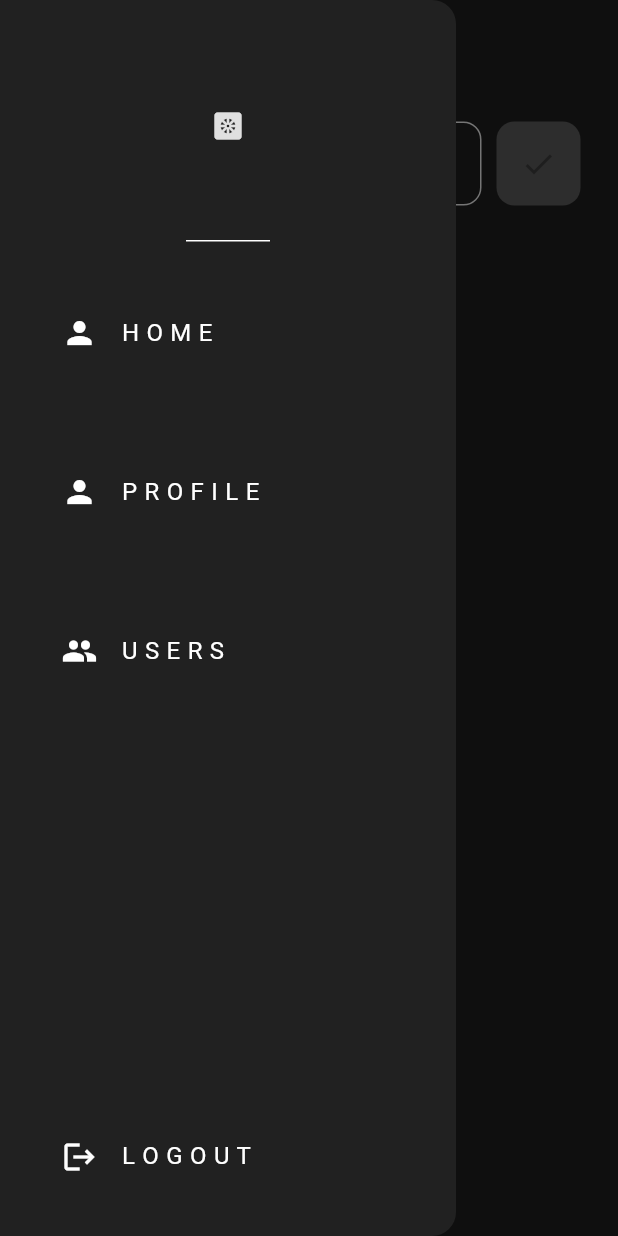
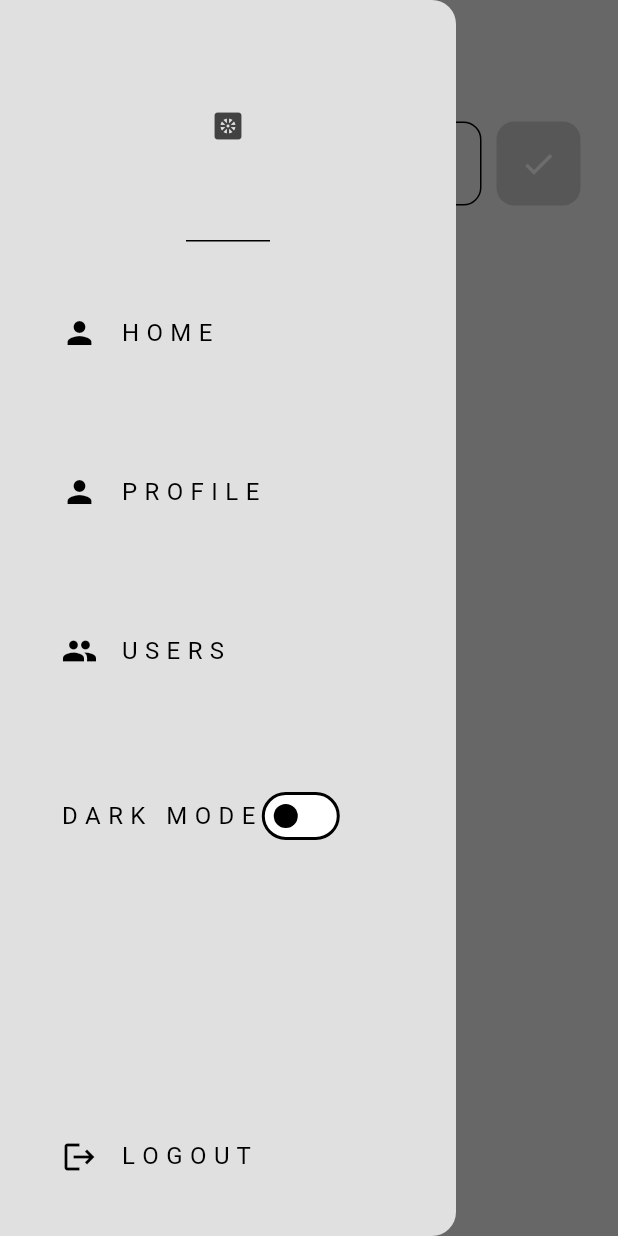
Before and after one commit to ravindu146/SocialMediaApp-flutter-dart-firebase, a Flutter app: the screen it shows once a user with an empty profile is signed in, with the side drawer open, on a phone screen of 412 x 824 dp. Run offline on Flutter 3.47's test engine with Material 3 defaults, Android fonts, the phone set to English and light mode, and no system bars; our stand-ins replace cloud_firestore, firebase_auth, firebase_core; accounts and stored records are empty; network calls fail.

Commit message:
SocialMediaApp : Added the toggle to change the theme

```diff
--- a/lib/components/my_drawer.dart
+++ b/lib/components/my_drawer.dart
@@ -1,5 +1,9 @@
 import 'package:firebase_auth/firebase_auth.dart';
 import 'package:flutter/material.dart';
+import 'package:mini_social_media_app_2/theme/dark_mode.dart';
+import 'package:mini_social_media_app_2/theme/light_mode.dart';
+import 'package:mini_social_media_app_2/theme/theme_provider.dart';
+import 'package:provider/provider.dart';
 
 class MyDrawer extends StatelessWidget {
   const MyDrawer({super.key});
@@ -10,6 +14,8 @@ class MyDrawer extends StatelessWidget {
 
   @override
   Widget build(BuildContext context) {
+    final themeProvider = Provider.of<ThemeProvider>(context);
+
     return Drawer(
       backgroundColor: Theme.of(context).colorScheme.background,
       child: Column(
@@ -71,6 +77,30 @@ class MyDrawer extends StatelessWidget {
                   },
                 ),
               ),
+
+              Padding(
+                padding: const EdgeInsets.all(25.0),
+                child: ListTile(
+                  // leading: Icon(Icons.group),
+                  title: Row(
+                    children: [
+                      Text('D A R K   M O D E'),
+                      Switch(
+                          value: themeProvider.currentTheme == darkMode,
+                          onChanged: (value) {
+                            themeProvider.toggleTheme();
+                          })
+                    ],
+                  ),
+                  onTap: () {
+                    // pop the drawer
+                    Navigator.pop(context);
+
+                    // navigate to the page
+                    Navigator.pushNamed(context, '/users_page');
+                  },
+                ),
+              ),
             ],
           ),
 
--- a/lib/main.dart
+++ b/lib/main.dart
@@ -9,13 +9,18 @@ import 'package:mini_social_media_app_2/pages/register_page.dart';
 import 'package:mini_social_media_app_2/pages/users_page.dart';
 import 'package:mini_social_media_app_2/theme/dark_mode.dart';
 import 'package:mini_social_media_app_2/theme/light_mode.dart';
+import 'package:mini_social_media_app_2/theme/theme_provider.dart';
+import 'package:provider/provider.dart';
 
 import 'pages/login_page.dart';
 
 void main() async {
   WidgetsFlutterBinding.ensureInitialized();
   await Firebase.initializeApp(options: DefaultFirebaseOptions.currentPlatform);
-  runApp(const MyApp());
+  runApp(ChangeNotifierProvider(
+    create: (context) => ThemeProvider(),
+    child: const MyApp(),
+  ));
 }
 
 class MyApp extends StatelessWidget {
@@ -23,10 +28,12 @@ class MyApp extends StatelessWidget {
 
   @override
   Widget build(BuildContext context) {
+    final themeProvider = Provider.of<ThemeProvider>(context);
+
     return MaterialApp(
       home: const AuthPage(),
       // theme: lightMode,
-      theme: darkMode,
+      theme: themeProvider.currentTheme,
       darkTheme: darkMode,
       routes: {
         '/login_register_page': (context) => const LoginOrRegister(),
--- /dev/null
+++ b/lib/theme/theme_provider.dart
@@ -0,0 +1,14 @@
+import 'package:flutter/material.dart';
+import 'package:mini_social_media_app_2/theme/dark_mode.dart';
+import 'package:mini_social_media_app_2/theme/light_mode.dart';
+
+class ThemeProvider extends ChangeNotifier {
+  ThemeData _currentTheme = lightMode;
+
+  ThemeData get currentTheme => _currentTheme;
+
+  void toggleTheme() {
+    _currentTheme = (_currentTheme == lightMode) ? darkMode : lightMode;
+    notifyListeners();
+  }
+}
--- a/pubspec.yaml
+++ b/pubspec.yaml
@@ -40,6 +40,7 @@ dependencies:
   # auth: ^8.2.0+02
   firebase_auth: ^4.15.3
   cloud_firestore : ^4.13.6
+  provider: ^6.1.1
 
 dev_dependencies:
   flutter_test:
```
Also changed, not shown: pubspec.lock.
